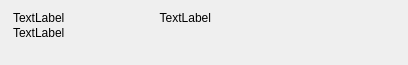
The window that src/gui/ui/transactionframe.ui (Pennykoin/PKGui) describes before a commit, drawn with Qt 5.
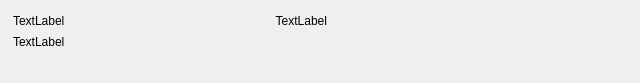
The same window after the commit.

Patch:
```diff
--- a/src/gui/ui/transactionframe.ui
+++ b/src/gui/ui/transactionframe.ui
@@ -6,22 +6,22 @@
    <rect>
     <x>0</x>
     <y>0</y>
-    <width>408</width>
-    <height>65</height>
+    <width>640</width>
+    <height>83</height>
    </rect>
   </property>
+  <property name="sizePolicy">
+   <sizepolicy hsizetype="Preferred" vsizetype="Preferred">
+    <horstretch>0</horstretch>
+    <verstretch>0</verstretch>
+   </sizepolicy>
+  </property>
   <property name="minimumSize">
    <size>
     <width>0</width>
     <height>64</height>
    </size>
   </property>
-  <property name="maximumSize">
-   <size>
-    <width>540</width>
-    <height>100</height>
-   </size>
-  </property>
   <property name="windowTitle">
    <string>Frame</string>
   </property>
```
